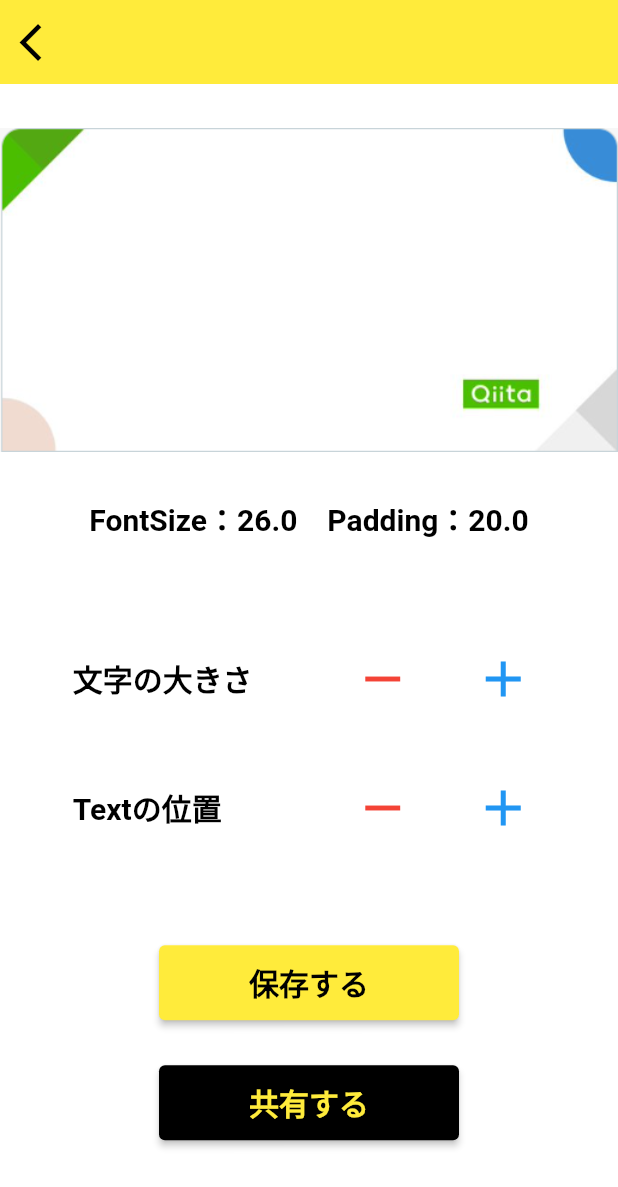
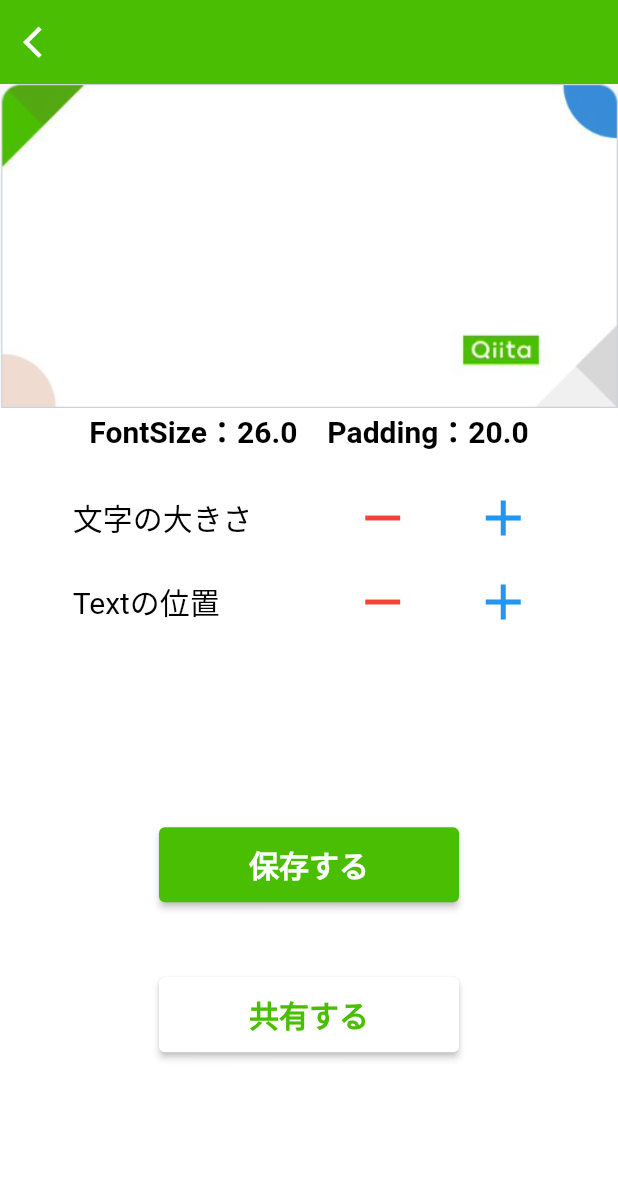
Before and after one commit to iseruuuuu/qiita_image_app, a Flutter app: the ImageEditorScreen screen opened directly with empty values, after a tap on the "add" icon, on a phone screen of 412 x 824 dp. Shown: the top 1187 px of the screen. Run offline on Flutter 3.47's test engine with Material 2 defaults, Android fonts, the phone set to English and light mode, and no system bars; drawn by our look-alikes of screenshot; our stand-ins replace flutter_easyloading, get, image_gallery_saver, share_plus.

Commit message:
add: image_editor_screenのUIを作成する

```diff
--- a/lib/screen/image_editor/image_editor_screen.dart
+++ b/lib/screen/image_editor/image_editor_screen.dart
@@ -23,11 +23,11 @@ class ImageEditorScreen extends StatelessWidget {
     return Scaffold(
       backgroundColor: Colors.white,
       appBar: AppBar(
-        backgroundColor: Colors.yellow,
+        backgroundColor: const Color(0xFF4ABE03),
         elevation: 0,
         leading: IconButton(
-          color: Colors.black,
-          iconSize: 30,
+          color: Colors.white,
+          iconSize: 25,
           icon: const Icon(Icons.arrow_back_ios),
           onPressed: () => Navigator.pop(context),
         ),
@@ -42,7 +42,6 @@ class ImageEditorScreen extends StatelessWidget {
                 Image.asset(
                   'assets/images/qiita.png',
                   width: MediaQuery.of(context).size.width,
-                  height: MediaQuery.of(context).size.height / 3,
                   fit: BoxFit.contain,
                 ),
                 Obx(
@@ -52,7 +51,7 @@ class ImageEditorScreen extends StatelessWidget {
                     ),
                     child: SizedBox(
                       width: MediaQuery.of(context).size.width,
-                      height: MediaQuery.of(context).size.height / 3,
+                      height: MediaQuery.of(context).size.height / 4,
                       child: Column(
                         children: [
                           const Spacer(),
@@ -84,7 +83,7 @@ class ImageEditorScreen extends StatelessWidget {
               ),
             ),
           ),
-          const Spacer(),
+          const SizedBox(height: 15),
           Row(
             mainAxisAlignment: MainAxisAlignment.center,
             children: [
@@ -95,7 +94,6 @@ class ImageEditorScreen extends StatelessWidget {
                   '文字の大きさ',
                   style: TextStyle(
                     fontSize: 20,
-                    fontWeight: FontWeight.bold,
                     color: Colors.black,
                   ),
                 ),
@@ -121,7 +119,6 @@ class ImageEditorScreen extends StatelessWidget {
               const Spacer(flex: 2),
             ],
           ),
-          const SizedBox(height: 30),
           Row(
             children: [
               const Spacer(flex: 2),
@@ -131,7 +128,6 @@ class ImageEditorScreen extends StatelessWidget {
                   'Textの位置',
                   style: TextStyle(
                     fontSize: 20,
-                    fontWeight: FontWeight.bold,
                     color: Colors.black,
                   ),
                 ),
@@ -161,15 +157,15 @@ class ImageEditorScreen extends StatelessWidget {
           AppButton(
             onTap: controller.storeImage,
             title: '保存する',
-            buttonColor: Colors.yellow,
-            titleColor: Colors.black,
+            buttonColor: const Color(0xFF4ABE03),
+            titleColor: Colors.white,
           ),
-          const SizedBox(height: 30),
+          const SizedBox(height: 50),
           AppButton(
             onTap: controller.shareImage,
             title: '共有する',
-            buttonColor: Colors.black,
-            titleColor: Colors.yellow,
+            buttonColor: Colors.white,
+            titleColor: const Color(0xFF4ABE03),
           ),
           const Spacer(),
         ],
--- a/lib/screen/image_editor/image_editor_screen_controller.dart
+++ b/lib/screen/image_editor/image_editor_screen_controller.dart
@@ -19,7 +19,7 @@ class ImageEditorScreenController extends GetxController {
   ScreenshotController screenshotController = ScreenshotController();
 
   void incrementFontSize() {
-    if (fontSize < 33 && padding < 80) {
+    if (fontSize < 29 && padding < 80) {
       fontSize.value++;
     }
   }
```
